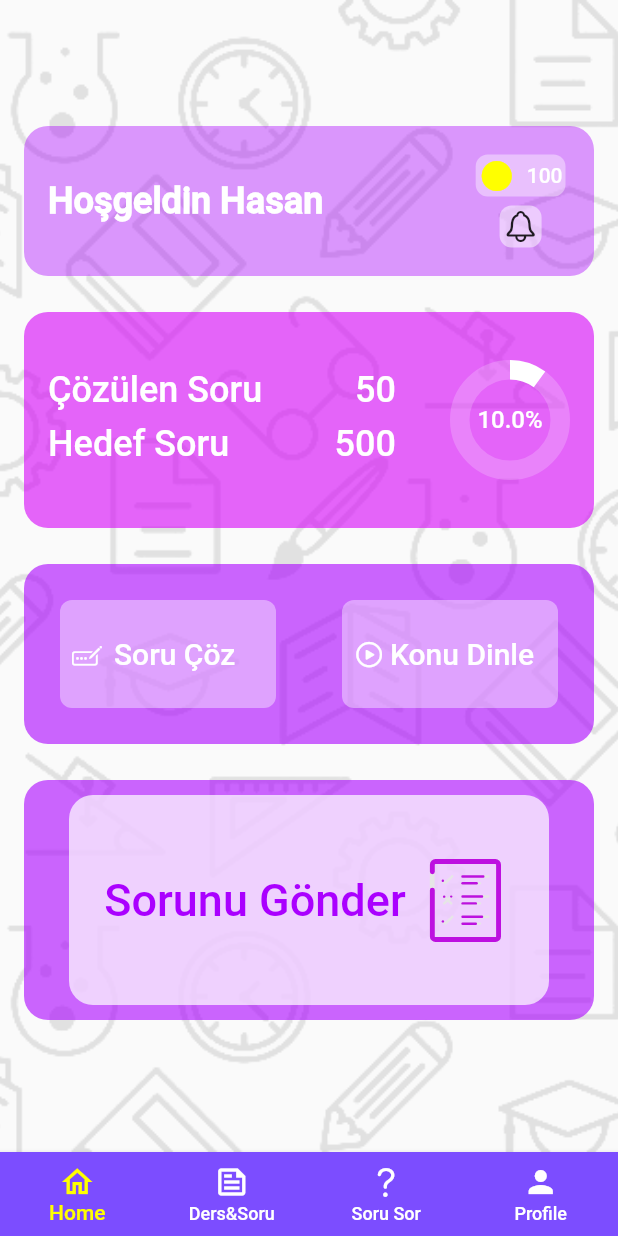
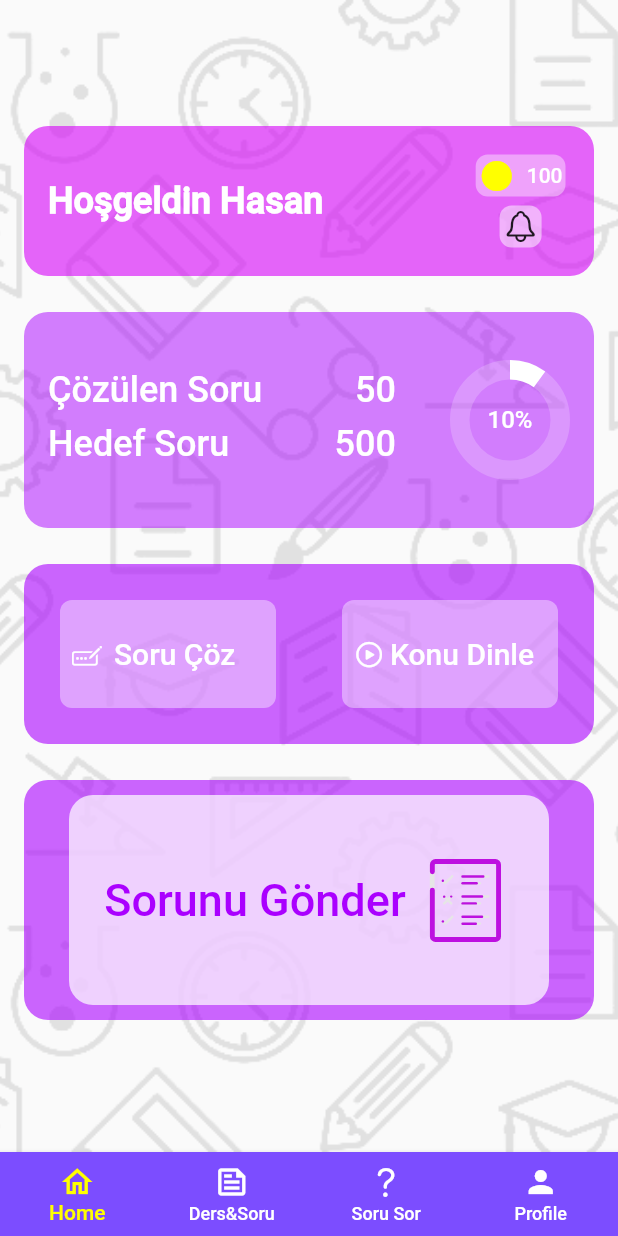
Before and after one commit to hasanaliozdemir/flutterHackhaton, a Flutter app: the HomePage screen opened directly, on a phone screen of 412 x 824 dp. Run offline on Flutter 3.47's test engine with Material 2 defaults, Android fonts, the phone set to English and light mode, and no system bars; drawn by our look-alikes of percent_indicator; our stand-ins replace animated_text_kit, cloud_firestore, email_validator, firebase_auth, firebase_core, get and 3 more; accounts and stored records are empty.

Commit message:
bgcolor swap

```diff
--- a/flutter_app/lib/view/homepage/target_question_card.dart
+++ b/flutter_app/lib/view/homepage/target_question_card.dart
@@ -19,7 +19,7 @@ class TargetQuestionCard extends StatelessWidget {
       height: 144,
       decoration: BoxDecoration(
         borderRadius: BorderRadius.circular(16),
-        color: blue400.withOpacity(0.6),
+        color: blue700.withOpacity(0.5),
       ),
       padding: EdgeInsets.all(16),
       child: Row(
@@ -55,7 +55,7 @@ class TargetQuestionCard extends StatelessWidget {
               radius: 40,
               lineWidth: 13,
               percent: solved/target,
-              center: Text("${solved/target*100}%",style: TextStyle(fontSize: 16,color: white),),
+              center: Text("${(solved/target*100).round()}%",style: TextStyle(fontSize: 16,color: white),),
           progressColor: white,
           backgroundColor: white.withOpacity(0.2),
             ),
--- a/flutter_app/lib/view/homepage/welcom_card.dart
+++ b/flutter_app/lib/view/homepage/welcom_card.dart
@@ -18,7 +18,7 @@ class WelcomeCard extends StatelessWidget {
     return Container(
       decoration: BoxDecoration(
           borderRadius: BorderRadius.circular(16),
-          color: blue700.withOpacity(0.4)),
+          color: blue400.withOpacity(0.6)),
       height: 100,
       child: Padding(
         padding: const EdgeInsets.all(16.0),
```
